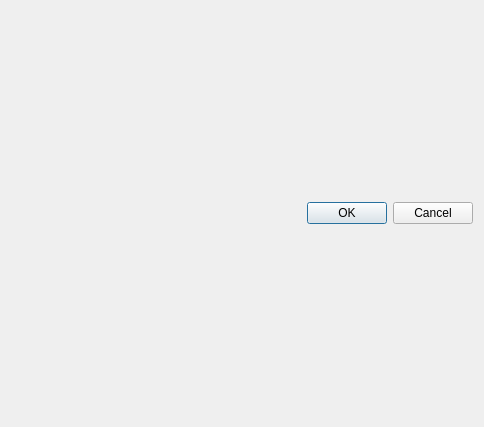
Qt form IPCameraForm.ui (biddisco/MartyCam) before a commit.
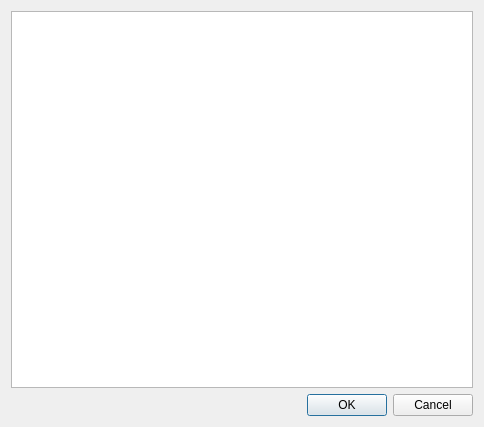
The same form after that commit.

Patch:
```diff
--- a/IPCameraForm.ui
+++ b/IPCameraForm.ui
@@ -14,7 +14,7 @@
    <string>IP Camera Entry</string>
   </property>
   <layout class="QGridLayout" name="gridLayout">
-   <item row="0" column="0">
+   <item row="1" column="0">
     <widget class="QDialogButtonBox" name="buttonBox">
      <property name="orientation">
       <enum>Qt::Horizontal</enum>
@@ -24,6 +24,9 @@
      </property>
     </widget>
    </item>
+   <item row="0" column="0">
+    <widget class="QTableView" name="tableView"/>
+   </item>
   </layout>
  </widget>
  <resources/>
```
